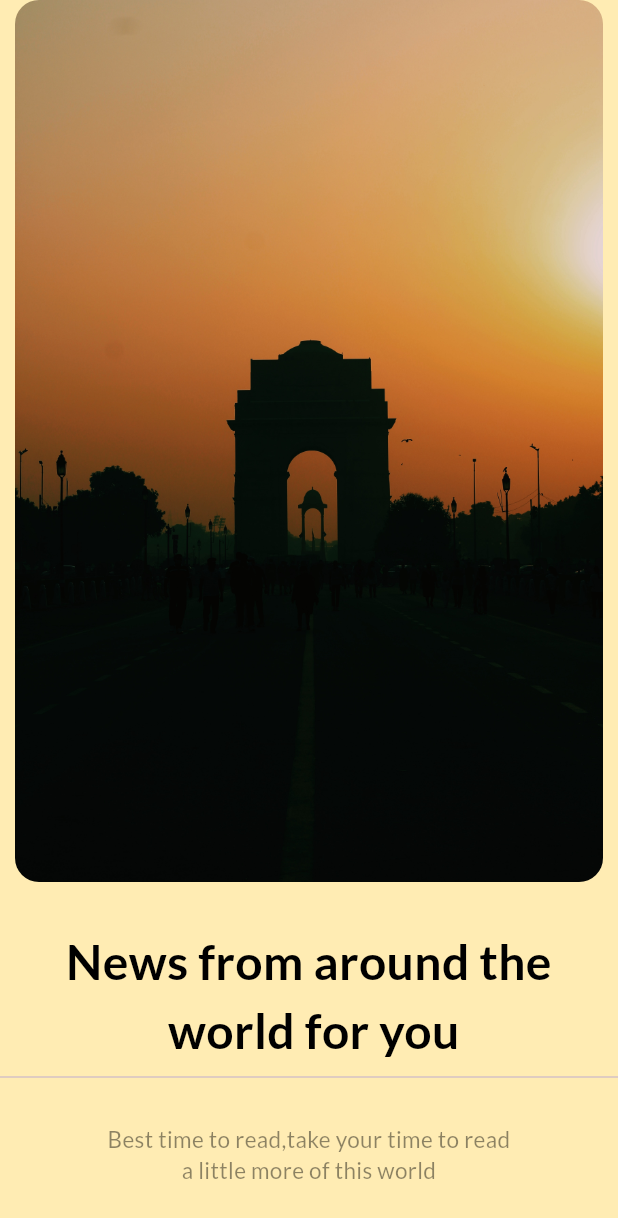
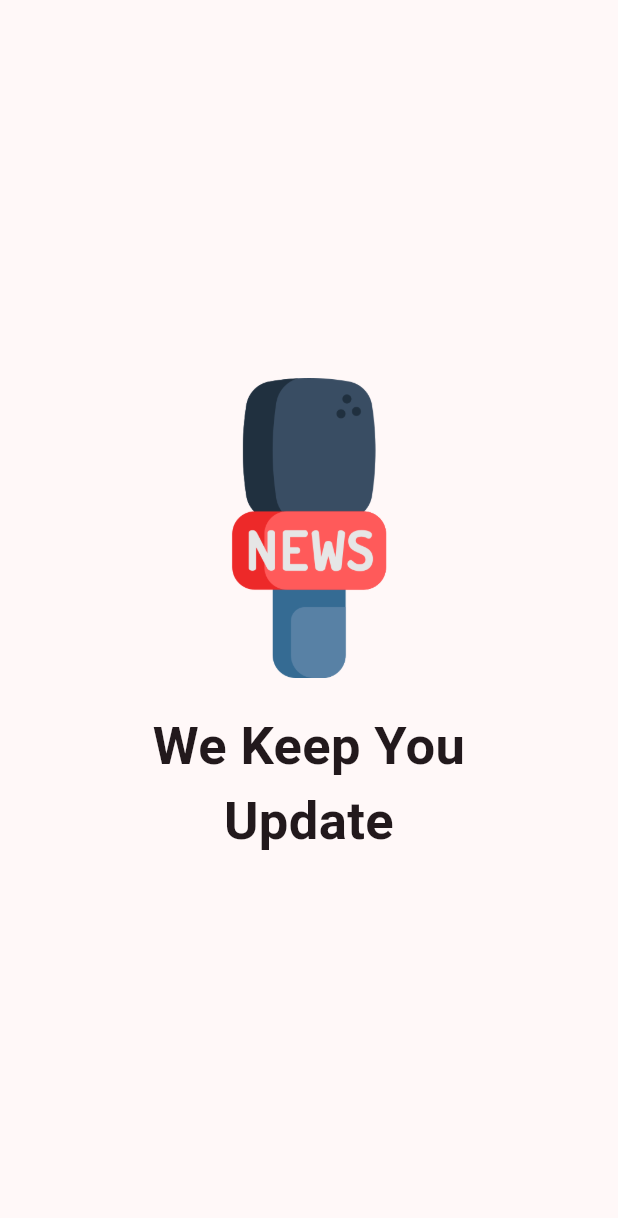
Before and after one commit to simplybest12/NewsApp, a Flutter app: the first screen one second after launch, on a phone screen of 412 x 824 dp. Shown: the top 1218 px of the screen. Run offline on Flutter 3.47's test engine with Material 2 defaults, Android fonts, the phone set to English and light mode, and no system bars; our stand-ins replace cloud_firestore, firebase_core, flutter_slidable, google_fonts, share_plus, shared_preferences and 1 more; accounts and stored records are empty.

Commit message:
third commit

```diff
--- a/lib/api_services/services.dart
+++ b/lib/api_services/services.dart
@@ -11,6 +11,7 @@ class APIServices {
         "https://newsapi.org/v2/top-headlines?country=us&category=$category&apiKey=${Constants.APIKey}");
     try {
       var response = await http.get(uri);
+      print(response.statusCode);
       if (response.statusCode == 200) {
         print("200...");
         final jsonData = jsonDecode(response.body);
@@ -28,10 +29,8 @@ class APIServices {
                 content: element["content"],
               );
               news.add(articlelist);
-
             }
           });
-
         }
       }
     } catch (e) {
--- a/lib/constants.dart
+++ b/lib/constants.dart
@@ -1,3 +1,3 @@
 class Constants {
-  static String APIKey = "9de49e`65951443a0bfc68d41ca0b4242";
+  static String APIKey = "9de49e65951443a0bfc68d41ca0b4242";
 }
--- a/lib/main.dart
+++ b/lib/main.dart
@@ -9,6 +9,7 @@ import 'package:newsapp/screens/settings.dart';
 import 'package:provider/provider.dart';
 
 import 'screens/Welcome_Screen.dart';
+import 'screens/splash_screen.dart';
 
 void main() async {
   WidgetsFlutterBinding.ensureInitialized();
@@ -32,8 +33,9 @@ class MyApp extends StatelessWidget {
         colorScheme: ColorScheme.fromSeed(seedColor: Colors.black),
         useMaterial3: true,
       ),
-      initialRoute: 'welcome',
+      initialRoute: 'splash',
       routes: {
+        'splash' : (context) => SplashScreen(),
         'welcome': (context) => const WelcomeScreen(),
         'category': (context) => CategoryScreen(),
         'dark': (context) => DarkMode(),
--- a/lib/screens/Welcome_Screen.dart
+++ b/lib/screens/Welcome_Screen.dart
@@ -15,15 +15,17 @@ class _WelcomeScreenState extends State<WelcomeScreen> {
       backgroundColor: Colors.amber[100],
       body: SingleChildScrollView(
         child: Column(
-
           children: [
             Container(
-              margin: const EdgeInsets.only(left: 10,right: 10,bottom: 10),
-              child: ClipRRect(
-                borderRadius: BorderRadius.circular(16),
-                child: Image.asset(
-                  'assets/images/india_gate(1).jpg',
-                  fit: BoxFit.cover,
+              margin: const EdgeInsets.only(left: 10, right: 10, bottom: 10),
+              child: Container(
+                height: MediaQuery.of(context).size.height * 0.65,
+                child: ClipRRect(
+                  borderRadius: BorderRadius.circular(16),
+                  child: Image.asset(
+                    'assets/images/india_gate(1).jpg',
+                    fit: BoxFit.cover,
+                  ),
                 ),
               ),
             ),
--- /dev/null
+++ b/lib/screens/splash_screen.dart
@@ -0,0 +1,48 @@
+import 'package:flutter/cupertino.dart';
+import 'package:flutter/material.dart';
+import 'package:google_fonts/google_fonts.dart';
+
+class SplashScreen extends StatefulWidget {
+  const SplashScreen({super.key});
+
+  @override
+  State<SplashScreen> createState() => _SplashScreenState();
+}
+
+class _SplashScreenState extends State<SplashScreen> {
+  void _navigatetonextScreen() {
+    Future.delayed(Duration(seconds: 3), () {
+      Navigator.pushReplacementNamed(context, 'welcome');
+    });
+  }
+
+  @override
+  void initState() {
+    // TODO: implement initState
+    super.initState();
+    _navigatetonextScreen();
+  }
+
+  @override
+  Widget build(BuildContext context) {
+    return Scaffold(
+        body: Center(
+            child: Column(
+      mainAxisAlignment: MainAxisAlignment.center,
+      children: [
+        Image.asset(
+          'assets/images/journalism.png',
+          height: 200,
+        ),
+        SizedBox(
+          height: 20,
+        ),
+        Text(
+          "We Keep You\nUpdate",
+          textAlign: TextAlign.center,
+          style: GoogleFonts.aBeeZee(fontSize: 35, fontWeight: FontWeight.bold),
+        )
+      ],
+    )));
+  }
+}
--- a/pubspec.yaml
+++ b/pubspec.yaml
@@ -48,6 +48,7 @@ dependencies:
   firebase_core: ^2.14.0
   firebase_auth: ^4.6.3
   flutter_slidable: ^3.0.0
+  shared_preferences: ^2.1.2
 
 dev_dependencies:
   flutter_test:
```
Also changed, not shown: lib/screens/News_Screen.dart (+3 -10 lines), lib/screens/bookmarkscreen.dart (+57 -45 lines), lib/widgets/newstile.dart (+48 -17 lines), assets/images/journalism.png (added), pubspec.lock, 38 other files.
